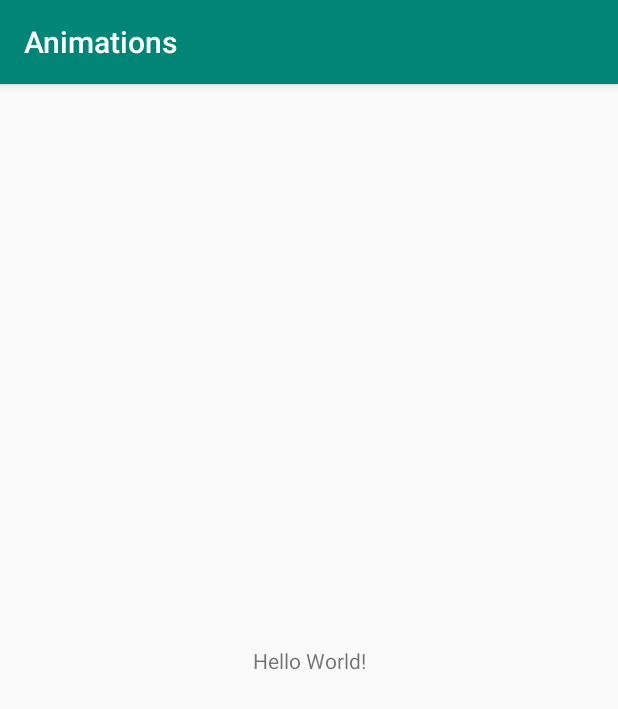
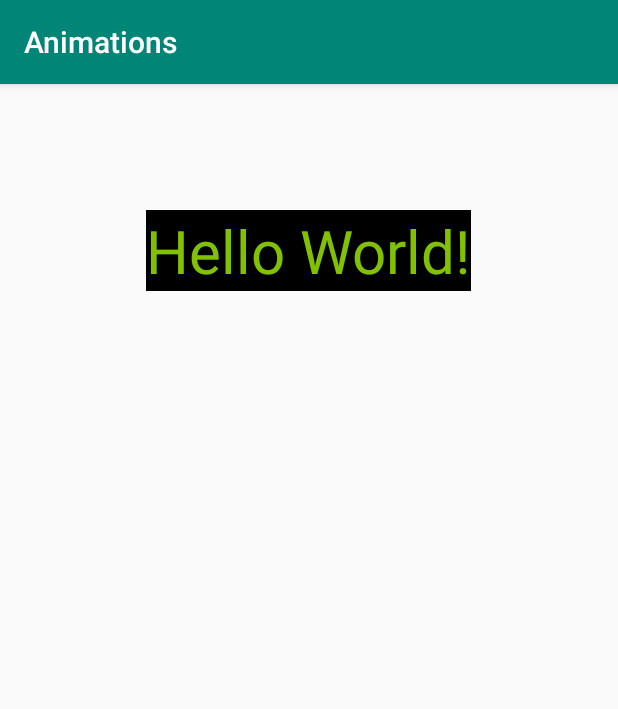
Before and after one commit to mak109/Animations, an Android app: the screen it shows after launch (MainActivity), on a phone screen of 412 x 824 dp. Shown: the top 709 px of the screen. Run offline under Robolectric (Android 15) with nearby library versions, the phone set to English and light mode, and no system bars.

Commit message:
activity_main and vcs xml commit

```diff
--- a/app/src/main/res/layout/activity_main.xml
+++ b/app/src/main/res/layout/activity_main.xml
@@ -7,12 +7,18 @@
     tools:context=".MainActivity">
 
     <TextView
+        android:id="@+id/txtHelloWorld"
         android:layout_width="wrap_content"
         android:layout_height="wrap_content"
+        android:background="#000"
         android:text="Hello World!"
+        android:textColor="#c3a9fd01"
+        android:textSize="40sp"
         app:layout_constraintBottom_toBottomOf="parent"
+        app:layout_constraintHorizontal_bias="0.498"
         app:layout_constraintLeft_toLeftOf="parent"
         app:layout_constraintRight_toRightOf="parent"
-        app:layout_constraintTop_toTopOf="parent" />
+        app:layout_constraintTop_toTopOf="parent"
+        app:layout_constraintVertical_bias="0.118" />
 
 </android.support.constraint.ConstraintLayout>
```
